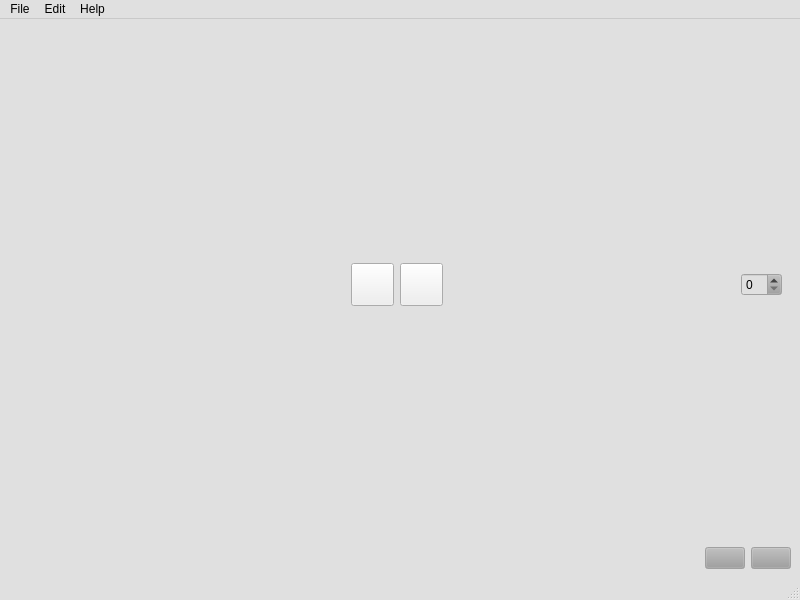
Above: Source/Graphics/Components/mainwindow.ui from dashlime/4tracks before the change. Below: the same form after it.
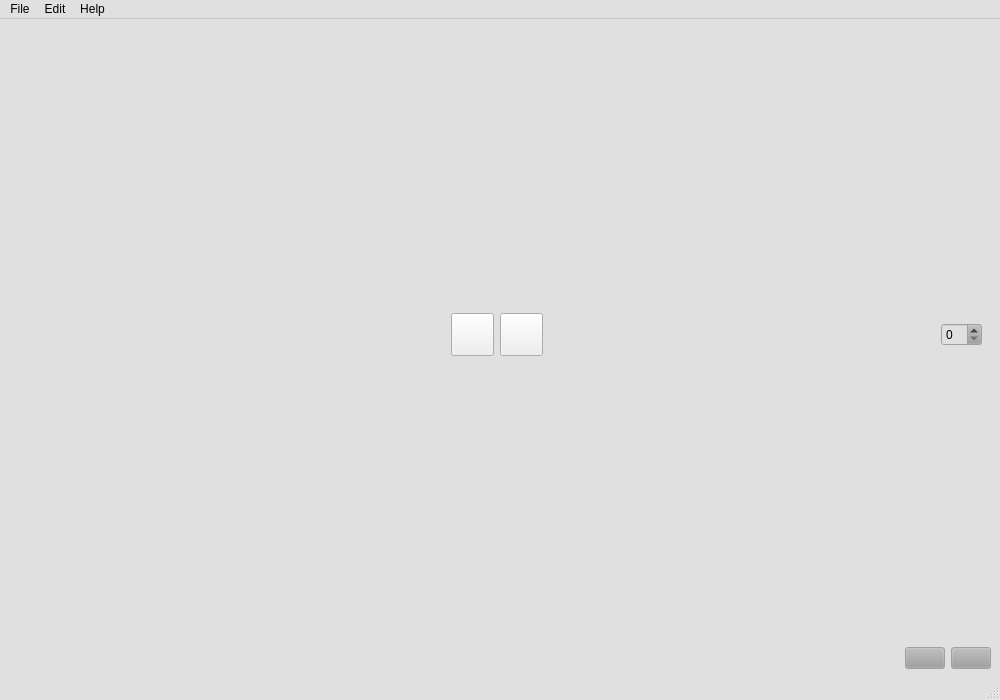
That is the form after the change. Icons and pictures are not drawn.

```diff
--- a/Source/Graphics/Components/mainwindow.ui
+++ b/Source/Graphics/Components/mainwindow.ui
@@ -6,8 +6,8 @@
             <rect>
                 <x>0</x>
                 <y>0</y>
-                <width>800</width>
-                <height>600</height>
+                <width>1000</width>
+                <height>700</height>
             </rect>
         </property>
         <property name="palette">
@@ -274,14 +274,6 @@
             </layout>
         </widget>
         <widget class="QMenuBar" name="menubar">
-            <property name="geometry">
-                <rect>
-                    <x>0</x>
-                    <y>0</y>
-                    <width>800</width>
-                    <height>24</height>
-                </rect>
-            </property>
             <widget class="QMenu" name="menuFile">
                 <property name="title">
                     <string>File</string>
```
